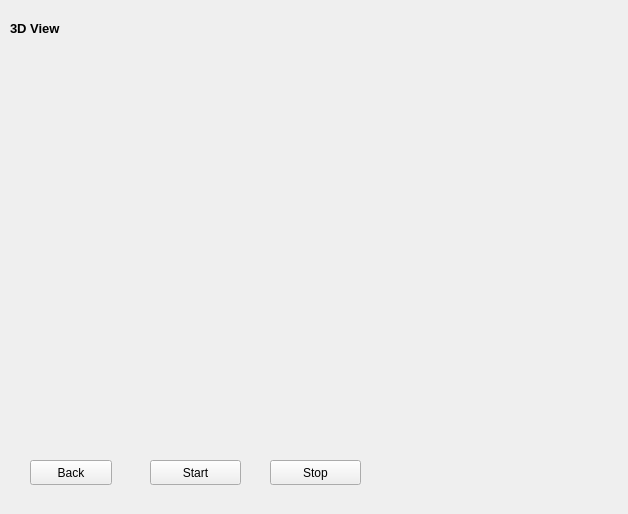
Before: the Qt Designer form lidar_interface/ui/SkeletonViewWindow.ui in chochmun/Multi-2D-LiDAR-Based-3D-Motion-Recognition-With-Deep-Learning, drawn with Qt 5.
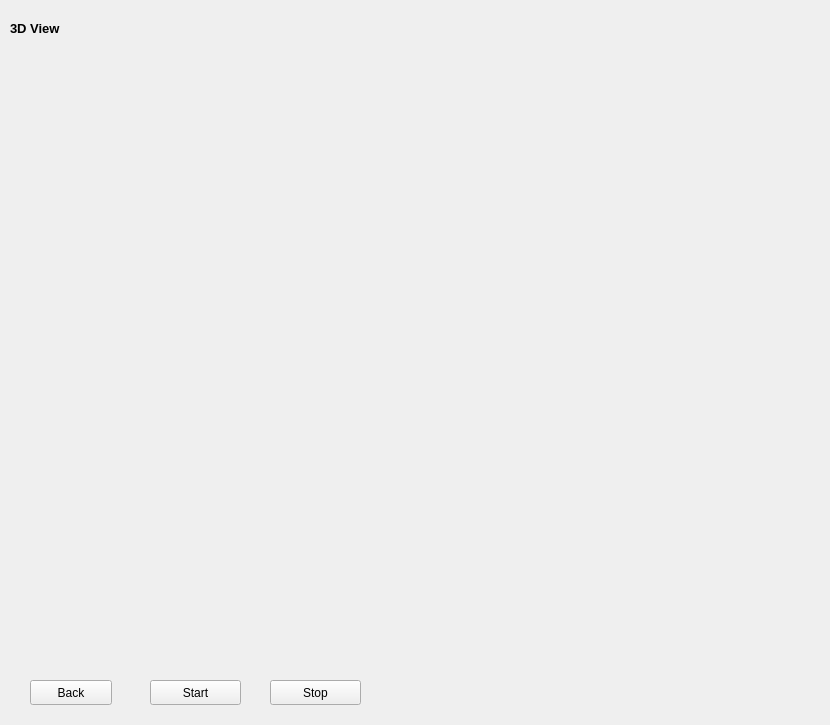
After: the same form once the commit is applied.

```diff
--- a/lidar_interface/ui/SkeletonViewWindow.ui
+++ b/lidar_interface/ui/SkeletonViewWindow.ui
@@ -6,8 +6,8 @@
    <rect>
     <x>0</x>
     <y>0</y>
-    <width>628</width>
-    <height>514</height>
+    <width>830</width>
+    <height>725</height>
    </rect>
   </property>
   <property name="windowTitle">
@@ -38,7 +38,7 @@
    <property name="geometry">
     <rect>
      <x>30</x>
-     <y>460</y>
+     <y>680</y>
      <width>82</width>
      <height>25</height>
     </rect>
@@ -51,7 +51,7 @@
    <property name="geometry">
     <rect>
      <x>150</x>
-     <y>460</y>
+     <y>680</y>
      <width>91</width>
      <height>25</height>
     </rect>
@@ -64,7 +64,7 @@
    <property name="geometry">
     <rect>
      <x>270</x>
-     <y>460</y>
+     <y>680</y>
      <width>91</width>
      <height>25</height>
     </rect>
```
